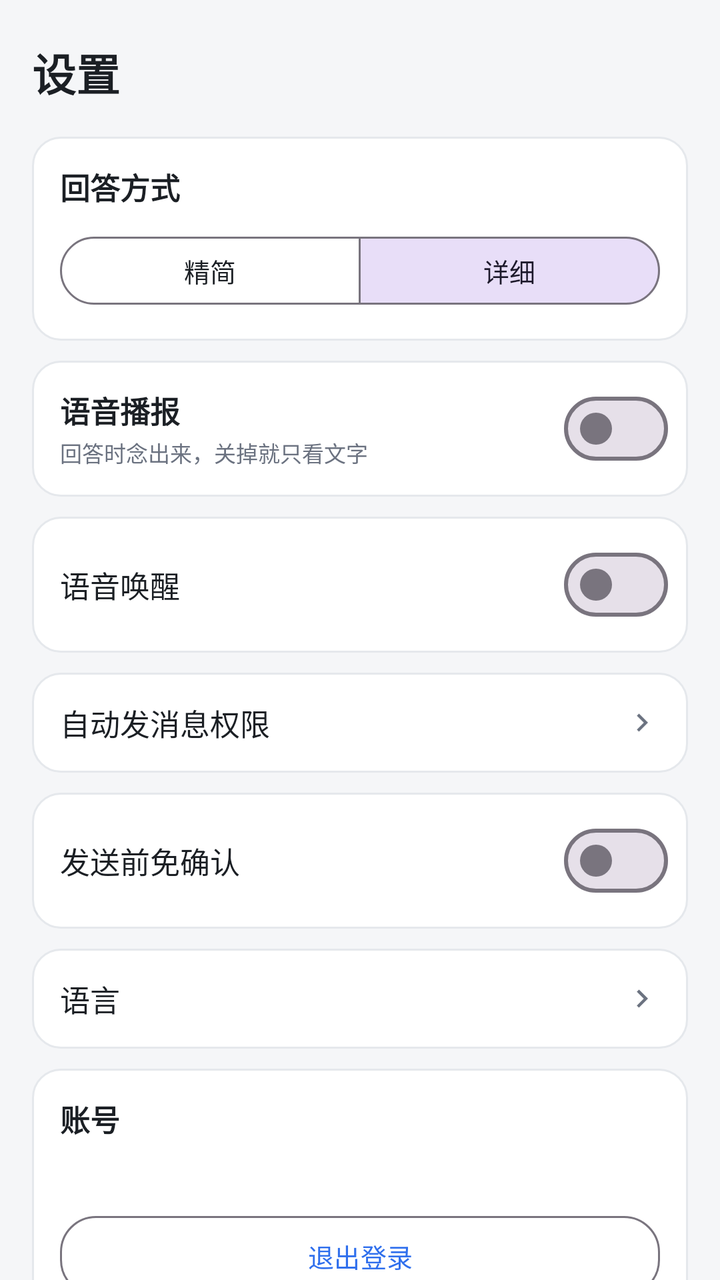
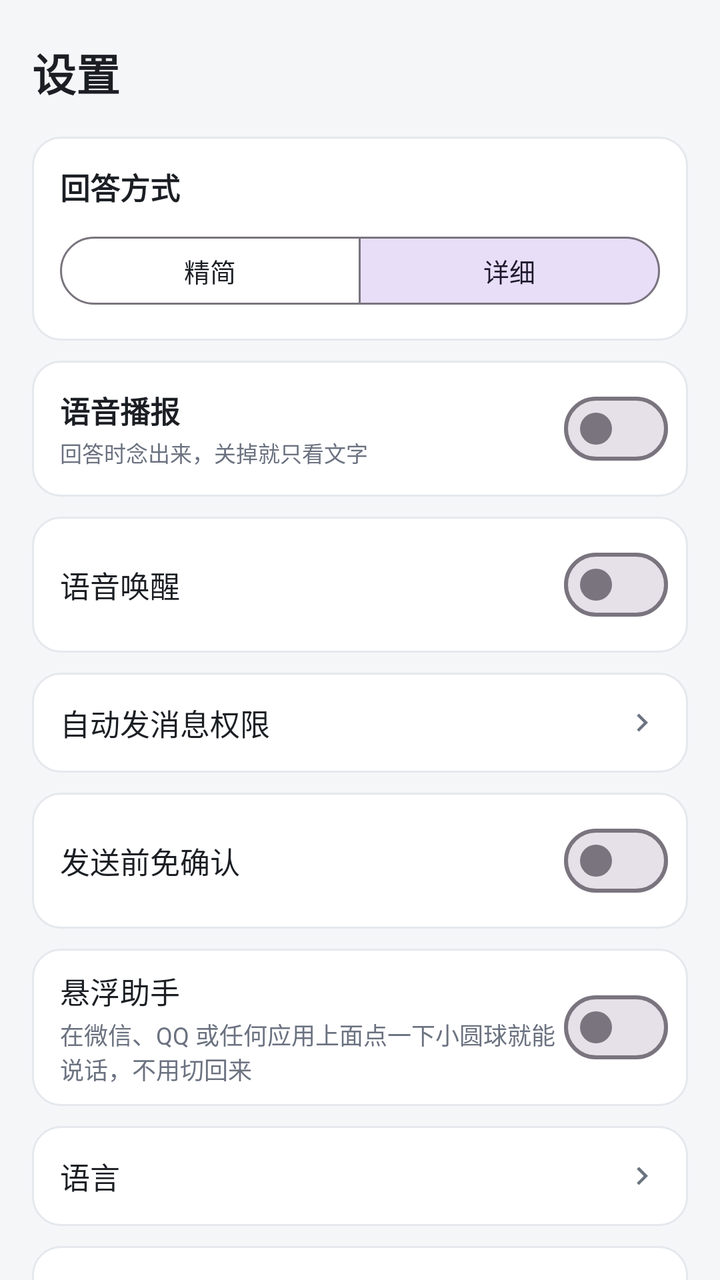

Before-and-after screenshots of an Android layout around one commit, followed by the original layout XML and the change that was made.
<!-- AndroidManifest.xml: application theme Theme.VoiceAssistant -->
<!-- res/layout/fragment_settings.xml -->
<?xml version="1.0" encoding="utf-8"?>
<ScrollView xmlns:android="http://schemas.android.com/apk/res/android"
    xmlns:app="http://schemas.android.com/apk/res-auto"
    android:layout_width="match_parent"
    android:layout_height="match_parent"
    android:background="@color/bg_app"
    android:fillViewport="true"
    android:scrollbars="none">

    <LinearLayout
        android:layout_width="match_parent"
        android:layout_height="wrap_content"
        android:orientation="vertical"
        android:paddingStart="16dp"
        android:paddingTop="20dp"
        android:paddingEnd="16dp"
        android:paddingBottom="28dp">

        <TextView
            android:layout_width="wrap_content"
            android:layout_height="wrap_content"
            android:text="@string/settings_title"
            android:textColor="@color/text_primary"
            android:textSize="22sp"
            android:textStyle="bold" />

        
        <LinearLayout
            android:layout_width="match_parent"
            android:layout_height="wrap_content"
            android:layout_marginTop="16dp"
            android:background="@drawable/bg_card"
            android:orientation="vertical"
            android:padding="14dp">

            <TextView
                android:layout_width="wrap_content"
                android:layout_height="wrap_content"
                android:text="@string/settings_answer_style"
                android:textColor="@color/text_primary"
                android:textSize="15sp"
                android:textStyle="bold" />

            <com.google.android.material.button.MaterialButtonToggleGroup
                android:id="@+id/toggleStyle"
                android:layout_width="match_parent"
                android:layout_height="wrap_content"
                android:layout_marginTop="10dp"
                app:checkedButton="@+id/btnStyleDetailed"
                app:selectionRequired="true"
                app:singleSelection="true">

                <com.google.android.material.button.MaterialButton
                    android:id="@+id/btnStyleConcise"
                    style="@style/Widget.Material3.Button.OutlinedButton"
                    android:layout_width="0dp"
                    android:layout_height="wrap_content"
                    android:layout_weight="1"
                    android:minHeight="42dp"
                    android:text="@string/settings_style_concise"
                    android:textSize="13sp" />

                <com.google.android.material.button.MaterialButton
                    android:id="@+id/btnStyleDetailed"
                    style="@style/Widget.Material3.Button.OutlinedButton"
                    android:layout_width="0dp"
                    android:layout_height="wrap_content"
                    android:layout_weight="1"
                    android:minHeight="42dp"
                    android:text="@string/settings_style_detailed"
                    android:textSize="13sp" />
            </com.google.android.material.button.MaterialButtonToggleGroup>
        </LinearLayout>

        
        <LinearLayout
            android:layout_width="match_parent"
            android:layout_height="wrap_content"
            android:layout_marginTop="10dp"
            android:background="@drawable/bg_card"
            android:gravity="center_vertical"
            android:orientation="horizontal"
            android:paddingStart="14dp"
            android:paddingTop="10dp"
            android:paddingEnd="10dp"
            android:paddingBottom="10dp">

            <LinearLayout
                android:layout_width="0dp"
                android:layout_height="wrap_content"
                android:layout_weight="1"
                android:orientation="vertical">

                <TextView
                    android:layout_width="wrap_content"
                    android:layout_height="wrap_content"
                    android:text="@string/settings_speak"
                    android:textColor="@color/text_primary"
                    android:textSize="15sp"
                    android:textStyle="bold" />

                <TextView
                    android:layout_width="wrap_content"
                    android:layout_height="wrap_content"
                    android:layout_marginTop="2dp"
                    android:text="@string/settings_speak_desc"
                    android:textColor="@color/text_secondary"
                    android:textSize="11sp" />
            </LinearLayout>

            <com.google.android.material.materialswitch.MaterialSwitch
                android:id="@+id/switchSpeak"
                android:layout_width="wrap_content"
                android:layout_height="wrap_content" />
        </LinearLayout>

        
        <LinearLayout
            android:layout_width="match_parent"
            android:layout_height="wrap_content"
            android:layout_marginTop="10dp"
            android:background="@drawable/bg_card"
            android:gravity="center_vertical"
            android:orientation="horizontal"
            android:paddingStart="14dp"
            android:paddingTop="10dp"
            android:paddingEnd="10dp"
            android:paddingBottom="10dp">

            <TextView
                android:layout_width="0dp"
                android:layout_height="wrap_content"
                android:layout_weight="1"
                android:text="@string/settings_wake"
                android:textColor="@color/text_primary"
                android:textSize="15sp" />

            <com.google.android.material.materialswitch.MaterialSwitch
                android:id="@+id/switchWake"
                android:layout_width="wrap_content"
                android:layout_height="wrap_content" />
        </LinearLayout>

        
        <LinearLayout
            android:id="@+id/rowAccessibility"
            android:layout_width="match_parent"
            android:layout_height="wrap_content"
            android:layout_marginTop="10dp"
            android:background="@drawable/bg_card"
            android:clickable="true"
            android:focusable="true"
            android:foreground="?attr/selectableItemBackground"
            android:gravity="center_vertical"
            android:orientation="horizontal"
            android:padding="14dp">

            <TextView
                android:layout_width="0dp"
                android:layout_height="wrap_content"
                android:layout_weight="1"
                android:text="@string/settings_access"
                android:textColor="@color/text_primary"
                android:textSize="15sp" />

            <ImageView
                android:layout_width="18dp"
                android:layout_height="18dp"
                android:contentDescription="@string/settings_access"
                android:rotation="-90"
                android:src="@drawable/ic_chevron_down"
                app:tint="@color/text_secondary" />
        </LinearLayout>

        
        <LinearLayout
            android:layout_width="match_parent"
            android:layout_height="wrap_content"
            android:layout_marginTop="10dp"
            android:background="@drawable/bg_card"
            android:gravity="center_vertical"
            android:orientation="horizontal"
            android:paddingStart="14dp"
            android:paddingTop="10dp"
            android:paddingEnd="10dp"
            android:paddingBottom="10dp">

            <TextView
                android:layout_width="0dp"
                android:layout_height="wrap_content"
                android:layout_weight="1"
                android:text="@string/settings_msg_auto"
                android:textColor="@color/text_primary"
                android:textSize="15sp" />

            <com.google.android.material.materialswitch.MaterialSwitch
                android:id="@+id/switchMsgAuto"
                android:layout_width="wrap_content"
                android:layout_height="wrap_content" />
        </LinearLayout>

        
        <LinearLayout
            android:id="@+id/rowLanguage"
            android:layout_width="match_parent"
            android:layout_height="wrap_content"
            android:layout_marginTop="10dp"
            android:background="@drawable/bg_card"
            android:clickable="true"
            android:focusable="true"
            android:foreground="?attr/selectableItemBackground"
            android:gravity="center_vertical"
            android:orientation="horizontal"
            android:padding="14dp">

            <TextView
                android:layout_width="0dp"
                android:layout_height="wrap_content"
                android:layout_weight="1"
                android:text="@string/settings_language"
                android:textColor="@color/text_primary"
                android:textSize="15sp" />

            <TextView
                android:id="@+id/tvLanguageValue"
                android:layout_width="wrap_content"
                android:layout_height="wrap_content"
                android:layout_marginEnd="6dp"
                android:textColor="@color/text_secondary"
                android:textSize="14sp" />

            <ImageView
                android:layout_width="18dp"
                android:layout_height="18dp"
                android:contentDescription="@string/settings_language_title"
                android:rotation="-90"
                android:src="@drawable/ic_chevron_down"
                app:tint="@color/text_secondary" />
        </LinearLayout>

        
        <LinearLayout
            android:layout_width="match_parent"
            android:layout_height="wrap_content"
            android:layout_marginTop="10dp"
            android:background="@drawable/bg_card"
            android:orientation="vertical"
            android:padding="14dp">

            <TextView
                android:layout_width="wrap_content"
                android:layout_height="wrap_content"
                android:text="@string/settings_account"
                android:textColor="@color/text_primary"
                android:textSize="15sp"
                android:textStyle="bold" />

            <TextView
                android:id="@+id/tvAccount"
                android:layout_width="match_parent"
                android:layout_height="wrap_content"
                android:layout_marginTop="6dp"
                android:textColor="@color/text_secondary"
                android:textSize="13sp" />

            <com.google.android.material.button.MaterialButton
                android:id="@+id/btnLogout"
                style="@style/Widget.Material3.Button.OutlinedButton"
                android:layout_width="match_parent"
                android:layout_height="wrap_content"
                android:layout_marginTop="10dp"
                android:text="@string/settings_logout"
                android:textSize="13sp"
                app:cornerRadius="18dp" />
        </LinearLayout>

        
        <LinearLayout
            android:layout_width="match_parent"
            android:layout_height="wrap_content"
            android:layout_marginTop="10dp"
            android:background="@drawable/bg_card"
            android:orientation="vertical"
            android:padding="14dp">

            <TextView
                android:layout_width="wrap_content"
                android:layout_height="wrap_content"
                android:text="@string/settings_about"
                android:textColor="@color/text_primary"
                android:textSize="15sp"
                android:textStyle="bold" />

            <TextView
                android:id="@+id/tvVersion"
                android:layout_width="match_parent"
                android:layout_height="wrap_content"
                android:layout_marginTop="6dp"
                android:textColor="@color/text_secondary"
                android:textSize="13sp" />

            <View
                android:layout_width="match_parent"
                android:layout_height="1dp"
                android:layout_marginTop="12dp"
                android:layout_marginBottom="4dp"
                android:background="@color/bubble_bot_stroke" />

            
            <LinearLayout
                android:id="@+id/rowModel"
                android:layout_width="match_parent"
                android:layout_height="wrap_content"
                android:background="?attr/selectableItemBackground"
                android:clickable="true"
                android:focusable="true"
                android:gravity="center_vertical"
                android:minHeight="44dp"
                android:orientation="horizontal">

                <TextView
                    android:layout_width="0dp"
                    android:layout_height="wrap_content"
                    android:layout_weight="1"
                    android:text="@string/settings_model_row"
                    android:textColor="@color/text_primary"
                    android:textSize="15sp" />

                <TextView
                    android:id="@+id/tvModelValue"
                    android:layout_width="wrap_content"
                    android:layout_height="wrap_content"
                    android:layout_marginEnd="6dp"
                    android:textColor="@color/text_secondary"
                    android:textSize="14sp" />

                <ImageView
                    android:layout_width="18dp"
                    android:layout_height="18dp"
                    android:contentDescription="@string/settings_model_row"
                    android:rotation="-90"
                    android:src="@drawable/ic_chevron_down"
                    app:tint="@color/text_secondary" />
            </LinearLayout>

            <com.google.android.material.button.MaterialButton
                android:id="@+id/btnResetSettings"
                style="@style/Widget.Material3.Button.OutlinedButton"
                android:layout_width="match_parent"
                android:layout_height="wrap_content"
                android:layout_marginTop="10dp"
                android:text="@string/settings_reset"
                android:textSize="13sp"
                app:cornerRadius="18dp" />
        </LinearLayout>

    </LinearLayout>
</ScrollView>
<!-- resources referenced by this layout -->
<resources>
  <color name="bg_app">#F5F6F8</color>
  <color name="bubble_bot_stroke">#E5E8EC</color>
  <color name="text_primary">#1B1F24</color>
  <color name="text_secondary">#6B7280</color>
  <!-- drawable bg_card (drawable) -->
  <?xml version="1.0" encoding="utf-8"?>
  <shape xmlns:android="http://schemas.android.com/apk/res/android"
      android:shape="rectangle">
      <solid android:color="@color/surface" />
      <corners android:radius="14dp" />
      <stroke
          android:width="1dp"
          android:color="@color/bubble_bot_stroke" />
  </shape>
  <!-- drawable ic_chevron_down (drawable) -->
  <vector xmlns:android="http://schemas.android.com/apk/res/android"
      android:width="24dp"
      android:height="24dp"
      android:viewportWidth="24"
      android:viewportHeight="24">
      <path
          android:fillColor="#FF000000"
          android:pathData="M7.41,8.59L12,13.17l4.59,-4.58L18,10l-6,6 -6,-6 1.41,-1.41z" />
  </vector>
  <string name="settings_about">关于</string>
  <string name="settings_access">自动发消息权限</string>
  <string name="settings_account">账号</string>
  <string name="settings_answer_style">回答方式</string>
  <string name="settings_language">语言</string>
  <string name="settings_language_title">选择界面语言</string>
  <string name="settings_logout">退出登录</string>
  <string name="settings_model_row">AI 模型</string>
  <string name="settings_msg_auto">发送前免确认</string>
  <string name="settings_reset">恢复默认设置</string>
  <string name="settings_speak">语音播报</string>
  <string name="settings_speak_desc">回答时念出来，关掉就只看文字</string>
  <string name="settings_style_concise">精简</string>
  <string name="settings_style_detailed">详细</string>
  <string name="settings_title">设置</string>
  <string name="settings_wake">语音唤醒</string>
  <style name="Theme.VoiceAssistant" parent="Base.Theme.VoiceAssistant" />
  <color name="surface">#FFFFFFFF</color>
  <style name="Base.Theme.VoiceAssistant" parent="Theme.Material3.Light.NoActionBar">
          
          <item name="colorPrimary">@color/brand_primary</item>
          <item name="colorOnPrimary">@color/white</item>
          <item name="colorPrimaryContainer">@color/chip_bg</item>
          <item name="colorOnPrimaryContainer">@color/brand_primary_dark</item>
          <item name="colorSurface">@color/surface</item>
          <item name="colorOnSurface">@color/text_primary</item>
          <item name="colorSurfaceVariant">@color/input_bg</item>
          <item name="colorOnSurfaceVariant">@color/text_secondary</item>
          <item name="android:colorBackground">@color/bg_app</item>
  
          
          <item name="android:windowBackground">@color/bg_app</item>
  
          
          <item name="android:statusBarColor">@android:color/transparent</item>
          <item name="android:navigationBarColor">@android:color/transparent</item>
          <item name="android:windowLightStatusBar">true</item>
          <item name="android:windowLightNavigationBar">true</item>
          <item name="android:windowDrawsSystemBarBackgrounds">true</item>
  
          
          <item name="android:forceDarkAllowed" tools:targetApi="q">false</item>
      </style>
  <color name="brand_primary">#2F6FED</color>
  <color name="white">#FFFFFFFF</color>
  <color name="chip_bg">#EAF1FE</color>
  <color name="brand_primary_dark">#1E4FBF</color>
  <color name="input_bg">#F1F3F5</color>
</resources>

<!-- the commit's change to res/layout/fragment_settings.xml (unified diff, before → after) -->
@@ -201,6 +201,47 @@
 
         
         <LinearLayout
+            android:layout_width="match_parent"
+            android:layout_height="wrap_content"
+            android:layout_marginTop="10dp"
+            android:background="@drawable/bg_card"
+            android:gravity="center_vertical"
+            android:orientation="horizontal"
+            android:paddingStart="14dp"
+            android:paddingTop="10dp"
+            android:paddingEnd="10dp"
+            android:paddingBottom="10dp">
+
+            <LinearLayout
+                android:layout_width="0dp"
+                android:layout_height="wrap_content"
+                android:layout_weight="1"
+                android:orientation="vertical">
+
+                <TextView
+                    android:layout_width="match_parent"
+                    android:layout_height="wrap_content"
+                    android:text="@string/float_setting_title"
+                    android:textColor="@color/text_primary"
+                    android:textSize="15sp" />
+
+                <TextView
+                    android:layout_width="match_parent"
+                    android:layout_height="wrap_content"
+                    android:layout_marginTop="2dp"
+                    android:text="@string/float_setting_summary"
+                    android:textColor="@color/text_secondary"
+                    android:textSize="12sp" />
+            </LinearLayout>
+
+            <com.google.android.material.materialswitch.MaterialSwitch
+                android:id="@+id/switchFloat"
+                android:layout_width="wrap_content"
+                android:layout_height="wrap_content" />
+        </LinearLayout>
+
+        
+        <LinearLayout
             android:id="@+id/rowLanguage"
             android:layout_width="match_parent"
             android:layout_height="wrap_content"
<!-- resource entries referenced after the edit -->
@@ -24,6 +24,8 @@
           android:fillColor="#FF000000"
           android:pathData="M7.41,8.59L12,13.17l4.59,-4.58L18,10l-6,6 -6,-6 1.41,-1.41z" />
   </vector>
+  <string name="float_setting_summary">在微信、QQ 或任何应用上面点一下小圆球就能说话，不用切回来</string>
+  <string name="float_setting_title">悬浮助手</string>
   <string name="settings_about">关于</string>
   <string name="settings_access">自动发消息权限</string>
   <string name="settings_account">账号</string>
